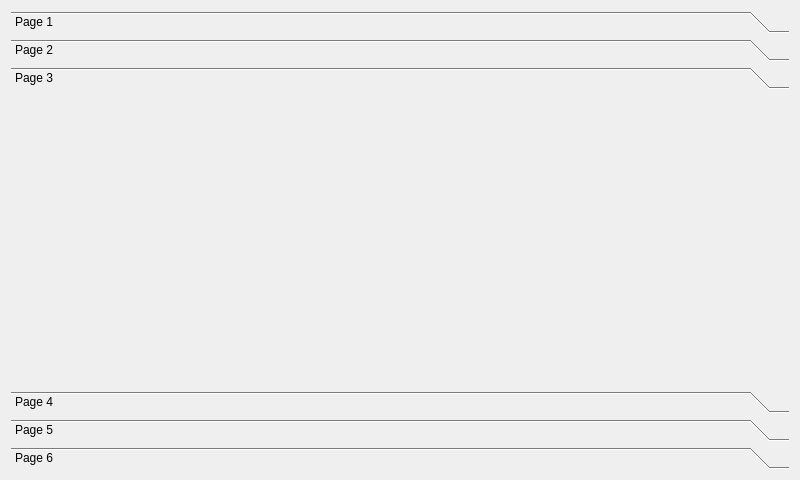
First picture: the form in examples/svgtest/mainwindow.ui, repository AbelTian/LibQQt, before the edit.
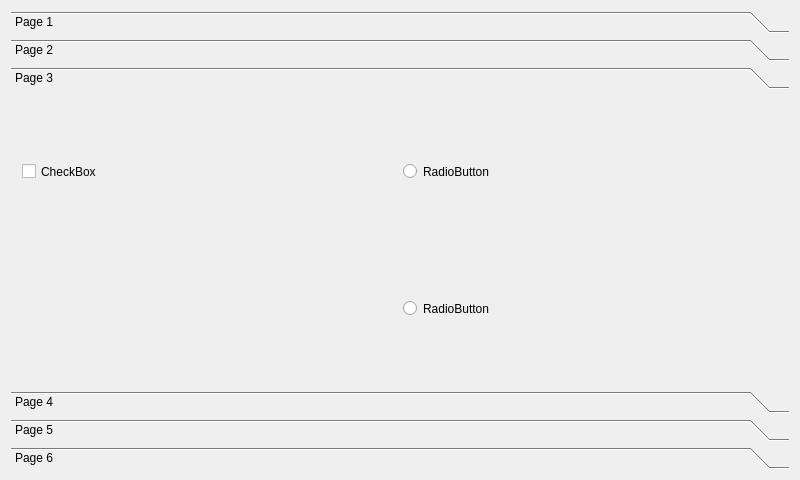
Second picture: the form after the edit. The open tabs and pages were chosen to show the change. Custom widgets are drawn as their Qt base class.

The edit to the form file:
```diff
--- a/examples/svgtest/mainwindow.ui
+++ b/examples/svgtest/mainwindow.ui
@@ -67,9 +67,58 @@
        </layout>
       </widget>
       <widget class="QWidget" name="page_3">
+       <property name="geometry">
+        <rect>
+         <x>0</x>
+         <y>0</y>
+         <width>782</width>
+         <height>282</height>
+        </rect>
+       </property>
        <attribute name="label">
         <string>Page 3</string>
        </attribute>
+       <layout class="QGridLayout" name="gridLayout">
+        <item row="0" column="0">
+         <widget class="QQtSvgCheckBox" name="c0">
+          <property name="sizePolicy">
+           <sizepolicy hsizetype="Preferred" vsizetype="Preferred">
+            <horstretch>0</horstretch>
+            <verstretch>0</verstretch>
+           </sizepolicy>
+          </property>
+          <property name="text">
+           <string>CheckBox</string>
+          </property>
+         </widget>
+        </item>
+        <item row="0" column="1">
+         <widget class="QQtSvgRadioButton" name="r0">
+          <property name="sizePolicy">
+           <sizepolicy hsizetype="Preferred" vsizetype="Preferred">
+            <horstretch>0</horstretch>
+            <verstretch>0</verstretch>
+           </sizepolicy>
+          </property>
+          <property name="text">
+           <string>RadioButton</string>
+          </property>
+         </widget>
+        </item>
+        <item row="1" column="1">
+         <widget class="QQtSvgRadioButton" name="r1">
+          <property name="sizePolicy">
+           <sizepolicy hsizetype="Preferred" vsizetype="Preferred">
+            <horstretch>0</horstretch>
+            <verstretch>0</verstretch>
+           </sizepolicy>
+          </property>
+          <property name="text">
+           <string>RadioButton</string>
+          </property>
+         </widget>
+        </item>
+       </layout>
       </widget>
       <widget class="QWidget" name="page_4">
        <attribute name="label">
@@ -104,6 +153,16 @@
    <extends>QPushButton</extends>
    <header>qqtsvgpushbutton.h</header>
   </customwidget>
+  <customwidget>
+   <class>QQtSvgCheckBox</class>
+   <extends>QCheckBox</extends>
+   <header>qqtsvgcheckbox.h</header>
+  </customwidget>
+  <customwidget>
+   <class>QQtSvgRadioButton</class>
+   <extends>QRadioButton</extends>
+   <header>qqtsvgradiobutton.h</header>
+  </customwidget>
  </customwidgets>
  <resources/>
  <connections/>
```
Left out of the diff: 26 changed lines with no effect on the pictures.
